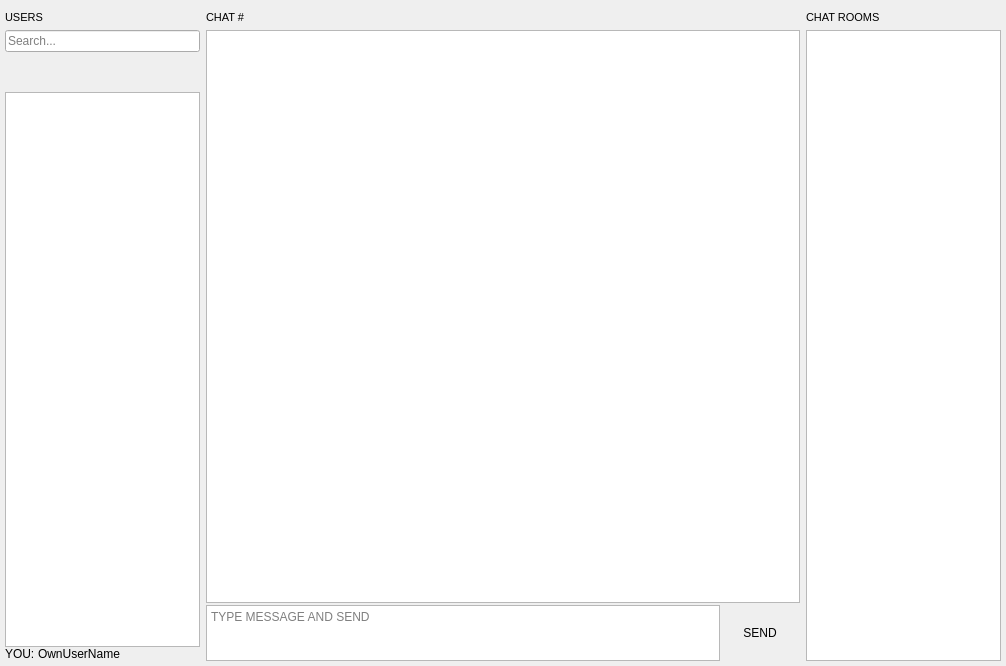
Above: BlockSettleUILib/ChatWidget.ui from BlockSettle/terminal before the change. Below: the same form after it.
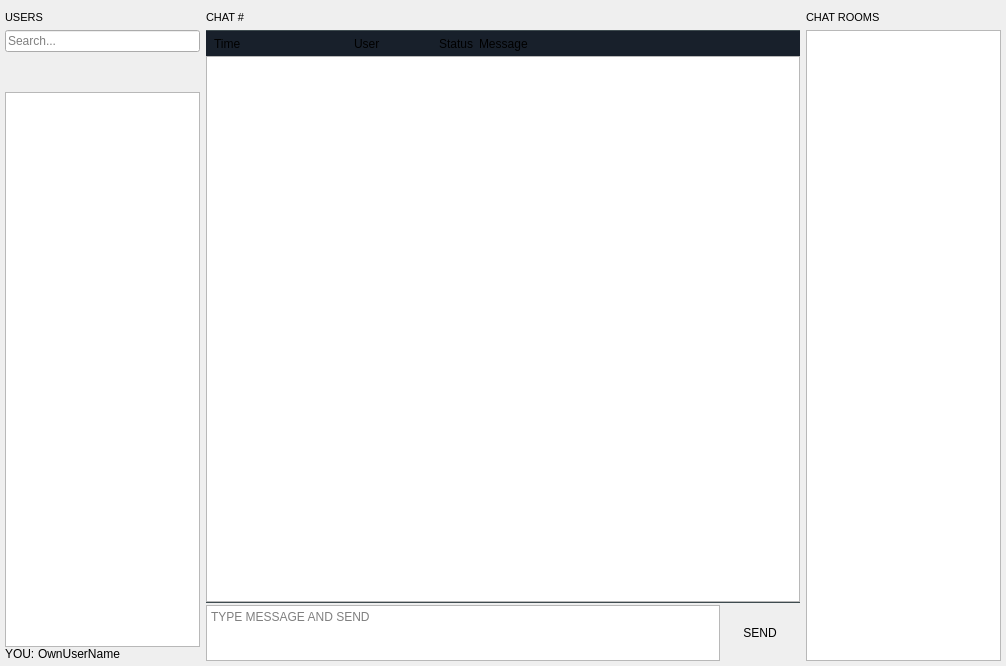
That is the form after the change. Custom widgets are drawn as their Qt base class.

Commit message: Add messages view header bar

```diff
--- a/BlockSettleUILib/ChatWidget.ui
+++ b/BlockSettleUILib/ChatWidget.ui
@@ -320,6 +320,141 @@
               </property>
              </widget>
             </item>
+            <item>
+             <widget class="QWidget" name="separatorWidget1" native="true">
+              <property name="sizePolicy">
+               <sizepolicy hsizetype="Preferred" vsizetype="Fixed">
+                <horstretch>0</horstretch>
+                <verstretch>1</verstretch>
+               </sizepolicy>
+              </property>
+              <property name="minimumSize">
+               <size>
+                <width>0</width>
+                <height>1</height>
+               </size>
+              </property>
+              <property name="styleSheet">
+               <string notr="true">background-color: #3f4c50;</string>
+              </property>
+             </widget>
+            </item>
+            <item>
+             <widget class="QFrame" name="messagesHeaderFrame">
+              <property name="sizePolicy">
+               <sizepolicy hsizetype="Preferred" vsizetype="Fixed">
+                <horstretch>0</horstretch>
+                <verstretch>0</verstretch>
+               </sizepolicy>
+              </property>
+              <property name="minimumSize">
+               <size>
+                <width>0</width>
+                <height>25</height>
+               </size>
+              </property>
+              <property name="styleSheet">
+               <string notr="true">background-color: #18202b;</string>
+              </property>
+              <layout class="QHBoxLayout" name="horizontalLayout">
+               <property name="spacing">
+                <number>0</number>
+               </property>
+               <property name="leftMargin">
+                <number>0</number>
+               </property>
+               <property name="topMargin">
+                <number>0</number>
+               </property>
+               <property name="rightMargin">
+                <number>0</number>
+               </property>
+               <property name="bottomMargin">
+                <number>0</number>
+               </property>
+               <item>
+                <spacer name="horizontalSpacer">
+                 <property name="orientation">
+                  <enum>Qt::Horizontal</enum>
+                 </property>
+                 <property name="sizeType">
+                  <enum>QSizePolicy::Fixed</enum>
+                 </property>
+                 <property name="sizeHint" stdset="0">
+                  <size>
+                   <width>8</width>
+                   <height>20</height>
+                  </size>
+                 </property>
+                </spacer>
+               </item>
+               <item>
+                <widget class="QLabel" name="label_2">
+                 <property name="sizePolicy">
+                  <sizepolicy hsizetype="Fixed" vsizetype="Preferred">
+                   <horstretch>0</horstretch>
+                   <verstretch>0</verstretch>
+                  </sizepolicy>
+                 </property>
+                 <property name="minimumSize">
+                  <size>
+                   <width>140</width>
+                   <height>0</height>
+                  </size>
+                 </property>
+                 <property name="text">
+                  <string>Time</string>
+                 </property>
+                </widget>
+               </item>
+               <item>
+                <widget class="QLabel" name="label_6">
+                 <property name="sizePolicy">
+                  <sizepolicy hsizetype="Fixed" vsizetype="Preferred">
+                   <horstretch>0</horstretch>
+                   <verstretch>0</verstretch>
+                  </sizepolicy>
+                 </property>
+                 <property name="minimumSize">
+                  <size>
+                   <width>85</width>
+                   <height>0</height>
+                  </size>
+                 </property>
+                 <property name="text">
+                  <string>User</string>
+                 </property>
+                </widget>
+               </item>
+               <item>
+                <widget class="QLabel" name="label_7">
+                 <property name="sizePolicy">
+                  <sizepolicy hsizetype="Fixed" vsizetype="Preferred">
+                   <horstretch>0</horstretch>
+                   <verstretch>0</verstretch>
+                  </sizepolicy>
+                 </property>
+                 <property name="minimumSize">
+                  <size>
+                   <width>40</width>
+                   <height>0</height>
+                  </size>
+                 </property>
+                 <property name="text">
+                  <string>Status</string>
+                 </property>
+                </widget>
+               </item>
+               <item>
+                <widget class="QLabel" name="label_8">
+                 <property name="text">
+                  <string>Message</string>
+                 </property>
+                </widget>
+               </item>
+              </layout>
+             </widget>
+            </item>
             <item>
              <widget class="ChatMessagesTextEdit" name="textEditMessages">
               <property name="sizePolicy">
@@ -339,6 +474,25 @@
               </property>
              </widget>
             </item>
+            <item>
+             <widget class="QWidget" name="separatorWidget2" native="true">
+              <property name="sizePolicy">
+               <sizepolicy hsizetype="Preferred" vsizetype="Fixed">
+                <horstretch>0</horstretch>
+                <verstretch>1</verstretch>
+               </sizepolicy>
+              </property>
+              <property name="minimumSize">
+               <size>
+                <width>0</width>
+                <height>1</height>
+               </size>
+              </property>
+              <property name="styleSheet">
+               <string notr="true">background-color: #3f4c50;</string>
+              </property>
+             </widget>
+            </item>
            </layout>
           </item>
           <item>
@@ -518,7 +672,7 @@
   </customwidget>
   <customwidget>
    <class>ChatMessagesTextEdit</class>
-   <extends>QTextBrowser</extends>
+   <extends>QTextEdit</extends>
    <header location="global">ChatMessagesTextEdit.h</header>
   </customwidget>
  </customwidgets>
```
Left out of the diff: 6 changed lines with no effect on the pictures. The commit also changes 2 other files.
